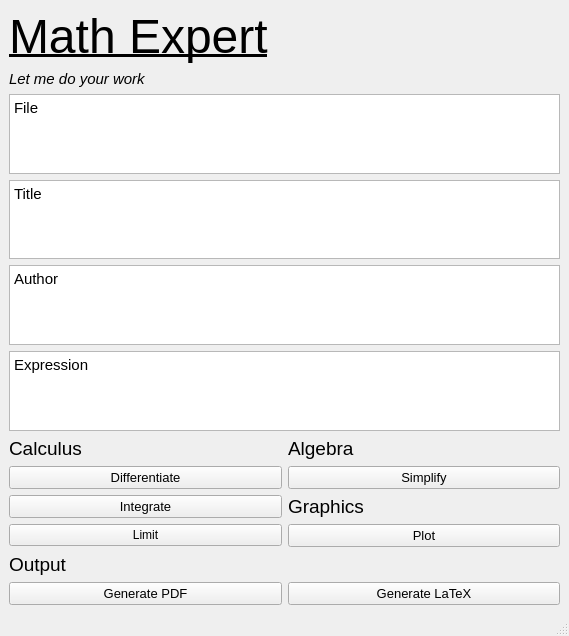
salastro/math-expert, file pyuic5/main.ui: the form before one commit.
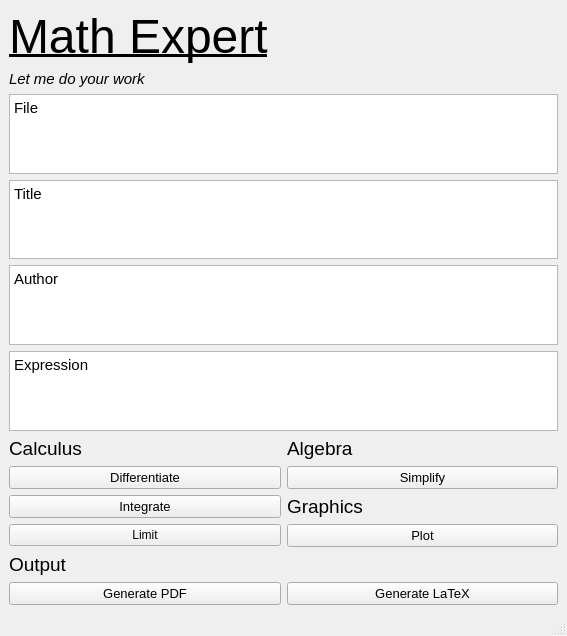
The form after the commit. Icons and pictures are not drawn.

Commit message: pyuic5/main: add logo

What changed in the file:
```diff
--- a/pyuic5/main.ui
+++ b/pyuic5/main.ui
@@ -6,7 +6,7 @@
    <rect>
     <x>0</x>
     <y>0</y>
-    <width>569</width>
+    <width>567</width>
     <height>636</height>
    </rect>
   </property>
@@ -15,7 +15,62 @@
   </property>
   <widget class="QWidget" name="centralwidget">
    <layout class="QGridLayout" name="gridLayout">
-    <item row="9" column="1">
+    <item row="4" column="0" colspan="2">
+     <widget class="QPlainTextEdit" name="fileTxt">
+      <property name="font">
+       <font>
+        <pointsize>11</pointsize>
+       </font>
+      </property>
+      <property name="plainText">
+       <string>File</string>
+      </property>
+     </widget>
+    </item>
+    <item row="16" column="0">
+     <widget class="QPushButton" name="limBt">
+      <property name="text">
+       <string>Limit</string>
+      </property>
+     </widget>
+    </item>
+    <item row="10" column="0">
+     <widget class="QLabel" name="label_2">
+      <property name="font">
+       <font>
+        <pointsize>14</pointsize>
+       </font>
+      </property>
+      <property name="text">
+       <string>Calculus</string>
+      </property>
+     </widget>
+    </item>
+    <item row="16" column="1">
+     <widget class="QPushButton" name="plotBt">
+      <property name="font">
+       <font>
+        <pointsize>10</pointsize>
+       </font>
+      </property>
+      <property name="text">
+       <string>Plot</string>
+      </property>
+     </widget>
+    </item>
+    <item row="22" column="1">
+     <widget class="QPushButton" name="genLatexBt">
+      <property name="font">
+       <font>
+        <pointsize>10</pointsize>
+       </font>
+      </property>
+      <property name="text">
+       <string>Generate LaTeX</string>
+      </property>
+     </widget>
+    </item>
+    <item row="10" column="1">
      <widget class="QLabel" name="label_5">
       <property name="font">
        <font>
@@ -27,7 +82,51 @@
       </property>
      </widget>
     </item>
-    <item row="4" column="0" colspan="2">
+    <item row="7" column="0" colspan="2">
+     <widget class="QPlainTextEdit" name="expTxt">
+      <property name="font">
+       <font>
+        <pointsize>11</pointsize>
+       </font>
+      </property>
+      <property name="plainText">
+       <string>Expression</string>
+      </property>
+     </widget>
+    </item>
+    <item row="1" column="1">
+     <widget class="QFrame" name="frame">
+      <property name="styleSheet">
+       <string notr="true">border:0;</string>
+      </property>
+      <property name="frameShape">
+       <enum>QFrame::StyledPanel</enum>
+      </property>
+      <property name="frameShadow">
+       <enum>QFrame::Raised</enum>
+      </property>
+      <widget class="QLabel" name="label_7">
+       <property name="geometry">
+        <rect>
+         <x>0</x>
+         <y>0</y>
+         <width>91</width>
+         <height>91</height>
+        </rect>
+       </property>
+       <property name="text">
+        <string/>
+       </property>
+       <property name="pixmap">
+        <pixmap>../logo.jpg</pixmap>
+       </property>
+       <property name="scaledContents">
+        <bool>true</bool>
+       </property>
+      </widget>
+     </widget>
+    </item>
+    <item row="5" column="0" colspan="2">
      <widget class="QPlainTextEdit" name="titleTxt">
       <property name="font">
        <font>
@@ -39,47 +138,7 @@
       </property>
      </widget>
     </item>
-    <item row="20" column="0">
-     <widget class="QLabel" name="label_3">
-      <property name="font">
-       <font>
-        <pointsize>14</pointsize>
-       </font>
-      </property>
-      <property name="text">
-       <string>Output</string>
-      </property>
-     </widget>
-    </item>
-    <item row="10" column="0">
-     <widget class="QPushButton" name="diffBt">
-      <property name="font">
-       <font>
-        <pointsize>10</pointsize>
-       </font>
-      </property>
-      <property name="styleSheet">
-       <string notr="true"/>
-      </property>
-      <property name="text">
-       <string>Differentiate</string>
-      </property>
-     </widget>
-    </item>
-    <item row="2" column="0" colspan="2">
-     <widget class="QLabel" name="label_4">
-      <property name="font">
-       <font>
-        <pointsize>11</pointsize>
-        <italic>true</italic>
-       </font>
-      </property>
-      <property name="text">
-       <string>Let me do your work</string>
-      </property>
-     </widget>
-    </item>
-    <item row="10" column="1">
+    <item row="11" column="1">
      <widget class="QPushButton" name="simpBt">
       <property name="font">
        <font>
@@ -91,43 +150,7 @@
       </property>
      </widget>
     </item>
-    <item row="5" column="0" colspan="2">
-     <widget class="QPlainTextEdit" name="authorTxt">
-      <property name="font">
-       <font>
-        <pointsize>11</pointsize>
-       </font>
-      </property>
-      <property name="plainText">
-       <string>Author</string>
-      </property>
-     </widget>
-    </item>
-    <item row="6" column="0" colspan="2">
-     <widget class="QPlainTextEdit" name="expTxt">
-      <property name="font">
-       <font>
-        <pointsize>11</pointsize>
-       </font>
-      </property>
-      <property name="plainText">
-       <string>Expression</string>
-      </property>
-     </widget>
-    </item>
-    <item row="3" column="0" colspan="2">
-     <widget class="QPlainTextEdit" name="fileTxt">
-      <property name="font">
-       <font>
-        <pointsize>11</pointsize>
-       </font>
-      </property>
-      <property name="plainText">
-       <string>File</string>
-      </property>
-     </widget>
-    </item>
-    <item row="13" column="0">
+    <item row="14" column="0">
      <widget class="QPushButton" name="inteBt">
       <property name="font">
        <font>
@@ -139,7 +162,22 @@
       </property>
      </widget>
     </item>
-    <item row="13" column="1">
+    <item row="11" column="0">
+     <widget class="QPushButton" name="diffBt">
+      <property name="font">
+       <font>
+        <pointsize>10</pointsize>
+       </font>
+      </property>
+      <property name="styleSheet">
+       <string notr="true"/>
+      </property>
+      <property name="text">
+       <string>Differentiate</string>
+      </property>
+     </widget>
+    </item>
+    <item row="14" column="1">
      <widget class="QLabel" name="label_6">
       <property name="font">
        <font>
@@ -151,6 +189,55 @@
       </property>
      </widget>
     </item>
+    <item row="6" column="0" colspan="2">
+     <widget class="QPlainTextEdit" name="authorTxt">
+      <property name="font">
+       <font>
+        <pointsize>11</pointsize>
+       </font>
+      </property>
+      <property name="plainText">
+       <string>Author</string>
+      </property>
+     </widget>
+    </item>
+    <item row="21" column="0">
+     <widget class="QLabel" name="label_3">
+      <property name="font">
+       <font>
+        <pointsize>14</pointsize>
+       </font>
+      </property>
+      <property name="text">
+       <string>Output</string>
+      </property>
+     </widget>
+    </item>
+    <item row="22" column="0">
+     <widget class="QPushButton" name="genPdfBt">
+      <property name="font">
+       <font>
+        <pointsize>10</pointsize>
+       </font>
+      </property>
+      <property name="text">
+       <string>Generate PDF</string>
+      </property>
+     </widget>
+    </item>
+    <item row="2" column="0">
+     <widget class="QLabel" name="label_4">
+      <property name="font">
+       <font>
+        <pointsize>11</pointsize>
+        <italic>true</italic>
+       </font>
+      </property>
+      <property name="text">
+       <string>Let me do your work</string>
+      </property>
+     </widget>
+    </item>
     <item row="1" column="0">
      <widget class="QLabel" name="label">
       <property name="font">
@@ -164,61 +251,6 @@
       </property>
      </widget>
     </item>
-    <item row="21" column="1">
-     <widget class="QPushButton" name="genLatexBt">
-      <property name="font">
-       <font>
-        <pointsize>10</pointsize>
-       </font>
-      </property>
-      <property name="text">
-       <string>Generate LaTeX</string>
-      </property>
-     </widget>
-    </item>
-    <item row="21" column="0">
-     <widget class="QPushButton" name="genPdfBt">
-      <property name="font">
-       <font>
-        <pointsize>10</pointsize>
-       </font>
-      </property>
-      <property name="text">
-       <string>Generate PDF</string>
-      </property>
-     </widget>
-    </item>
-    <item row="15" column="0">
-     <widget class="QPushButton" name="limBt">
-      <property name="text">
-       <string>Limit</string>
-      </property>
-     </widget>
-    </item>
-    <item row="9" column="0">
-     <widget class="QLabel" name="label_2">
-      <property name="font">
-       <font>
-        <pointsize>14</pointsize>
-       </font>
-      </property>
-      <property name="text">
-       <string>Calculus</string>
-      </property>
-     </widget>
-    </item>
-    <item row="15" column="1">
-     <widget class="QPushButton" name="plotBt">
-      <property name="font">
-       <font>
-        <pointsize>10</pointsize>
-       </font>
-      </property>
-      <property name="text">
-       <string>Plot</string>
-      </property>
-     </widget>
-    </item>
    </layout>
   </widget>
   <widget class="QStatusBar" name="statusbar"/>
```
